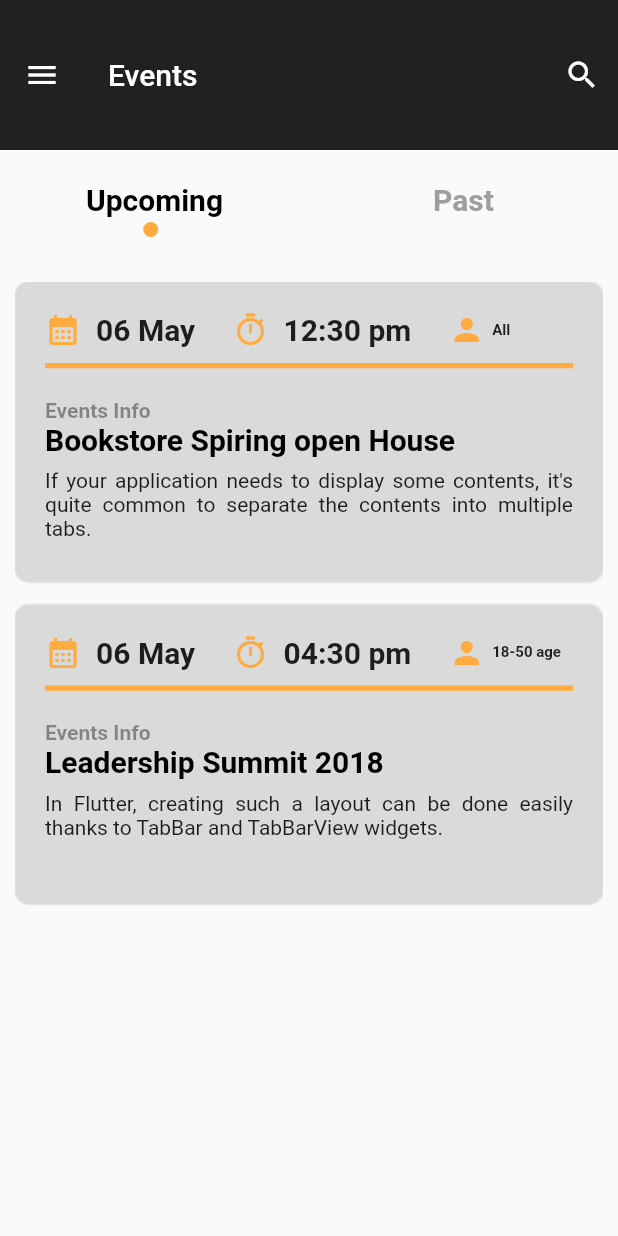
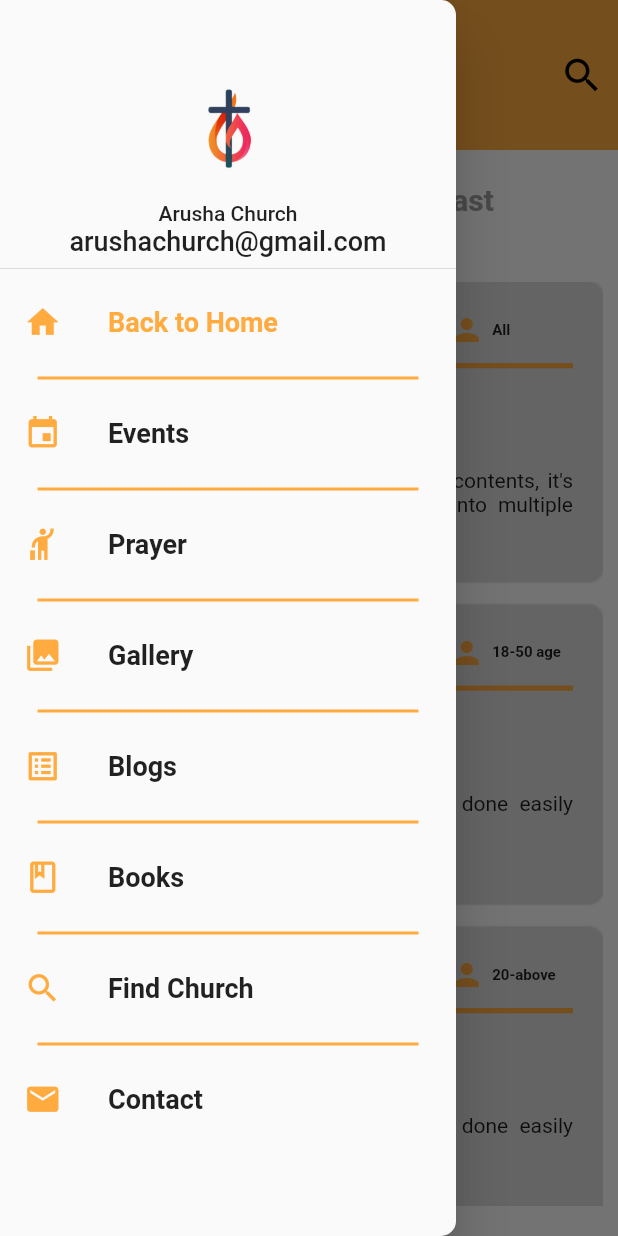
Before and after one commit to MinjaBaraka/churchApp, a Flutter app: the EventsScreen screen opened directly, with the side drawer open (before the commit the screen has no drawer), on a phone screen of 412 x 824 dp. Run offline on Flutter 3.47's test engine with Material 2 defaults, Android fonts, the phone set to English and light mode, and no system bars; our stand-ins replace gap.

```diff
--- a/church/lib/pages/events_screen.dart
+++ b/church/lib/pages/events_screen.dart
@@ -3,7 +3,8 @@
 import 'package:flutter/material.dart';
 import 'package:gap/gap.dart';
 
-import '../widget/divider_container.dart';
+import '../widget/drawer_list_page.dart';
+import '../widget/tab_indicator_with_painter.dart';
 import '../widget/upcoming_events.dart';
 
 class EventsScreen extends StatefulWidget {
@@ -20,21 +21,26 @@ class _EventsScreenState extends State<EventsScreen>
     TabController tabController = TabController(length: 2, vsync: this);
     return SafeArea(
       child: Scaffold(
+        drawer: const DrawerListPages(),
         appBar: AppBar(
-          backgroundColor: Colors.black87,
-          leading: IconButton(
-            onPressed: () {},
-            icon: const Icon(
-              Icons.menu,
+          backgroundColor: Colors.orangeAccent,
+          toolbarHeight: 100,
+          elevation: 0.0,
+          title: const Text(
+            "Events",
+            style: TextStyle(
+              color: Colors.black,
+              fontSize: 25,
             ),
           ),
-          toolbarHeight: 100,
-          elevation: 0.0,
-          title: const Text("Events"),
           actions: [
             IconButton(
               onPressed: () {},
-              icon: const Icon(Icons.search),
+              icon: const Icon(
+                Icons.search,
+                color: Colors.black,
+                size: 30,
+              ),
             ),
           ],
         ),
@@ -66,10 +72,11 @@ class _EventsScreenState extends State<EventsScreen>
                 padding:
                     const EdgeInsets.symmetric(horizontal: 10, vertical: 20),
                 child: TabBarView(
+                  physics: const NeverScrollableScrollPhysics(),
                   controller: tabController,
-                  children: const [
-                    Column(
-                      children: [
+                  children: [
+                    ListView(
+                      children: const [
                         UpcomingEvents(
                           dateEvents: "06 May",
                           timeEvents: "12:30 pm",
@@ -80,16 +87,25 @@ class _EventsScreenState extends State<EventsScreen>
                         ),
                         Gap(15),
                         UpcomingEvents(
-                          dateEvents: "06 May",
+                          dateEvents: "09 May",
                           timeEvents: "04:30 pm",
                           agedEvents: "18-50 age",
                           lgHeaderInfoEvents: "Leadership Summit 2018",
                           paragraphInfoEvents:
                               "In Flutter, creating such a layout can be done easily thanks to TabBar and TabBarView widgets.",
                         ),
+                        Gap(15),
+                        UpcomingEvents(
+                          dateEvents: "10 May",
+                          timeEvents: "10:00 pm",
+                          agedEvents: "20-above",
+                          lgHeaderInfoEvents: "Parents Guide for great life",
+                          paragraphInfoEvents:
+                              "In Flutter, creating such a layout can be done easily thanks to TabBar and TabBarView widgets.",
+                        ),
                       ],
                     ),
-                    Text("Baraka"),
+                    const Text("Baraka"),
                   ],
                 ),
               ),
@@ -100,30 +116,3 @@ class _EventsScreenState extends State<EventsScreen>
     );
   }
 }
-
-class CircleTabIndicator extends Decoration {
-  final Color color;
-  double radius;
-  CircleTabIndicator({required this.color, required this.radius});
-  @override
-  BoxPainter createBoxPainter([VoidCallback? onChanged]) {
-    return _CirclePainter(color: color, radius: radius);
-  }
-}
-
-class _CirclePainter extends BoxPainter {
-  final Color color;
-  double radius;
-  _CirclePainter({required this.color, required this.radius});
-  @override
-  void paint(Canvas canvas, Offset offset, ImageConfiguration configuration) {
-    Paint paint = Paint();
-    paint.color = color;
-    paint.isAntiAlias = true;
-
-    final Offset circleOffset = Offset(
-        configuration.size!.width / 2 - radius / 2,
-        configuration.size!.height - radius);
-    canvas.drawCircle(offset + circleOffset, radius, paint);
-  }
-}
--- a/church/lib/widget/divider_container.dart
+++ b/church/lib/widget/divider_container.dart
@@ -2,20 +2,21 @@ import 'package:flutter/material.dart';
 
 class DividerContainer extends StatelessWidget {
   final double height;
+  final double? width;
   final Color? color;
   final Widget? child;
   const DividerContainer({
     super.key,
     required this.height,
     this.color,
-    this.child,
+    this.child, this.width,
   });
 
   @override
   Widget build(BuildContext context) {
     return Container(
       height: height,
-      width: double.infinity,
+      width: width,
       decoration: BoxDecoration(
         color: color,
       ),
--- /dev/null
+++ b/church/lib/widget/drawer_list_page.dart
@@ -0,0 +1,145 @@
+import 'package:church/pages/events_screen.dart';
+import 'package:church/pages/welcome_page.dart';
+import 'package:flutter/material.dart';
+import 'package:gap/gap.dart';
+
+import '../pages/blogs_page.dart';
+import 'drawer_terms_diver.dart';
+
+class DrawerListPages extends StatelessWidget {
+  const DrawerListPages({
+    super.key,
+  });
+
+  @override
+  Widget build(BuildContext context) {
+    return Drawer(
+      shape: const RoundedRectangleBorder(
+        borderRadius: BorderRadius.only(
+          topRight: Radius.circular(10),
+          bottomRight: Radius.circular(10),
+        ),
+      ),
+      child: Padding(
+        padding: const EdgeInsets.symmetric(vertical: 18),
+        child: ListView(
+          padding: const EdgeInsets.all(0),
+          children: [
+            DrawerHeader(
+              child: Column(
+                mainAxisAlignment: MainAxisAlignment.center,
+                children: [
+                  Material(
+                    child: Image.asset(
+                      "assets/splash/1.png",
+                      height: 100,
+                      width: 100,
+                      fit: BoxFit.cover,
+                    ),
+                  ),
+                  const Row(
+                    mainAxisAlignment: MainAxisAlignment.center,
+                    children: [
+                      Column(
+                        children: [
+                          Text(
+                            "Arusha Church",
+                            style: TextStyle(fontSize: 14),
+                          ),
+                          Text(
+                            "arushachurch@gmail.com",
+                            style: TextStyle(fontSize: 18),
+                          )
+                        ],
+                      )
+                    ],
+                  )
+                ],
+              ),
+            ),
+            DrawerListTerms(
+              drawerText: "Back to Home",
+              colorText: Colors.orangeAccent,
+              icon: Icons.home,
+              onTap: () {
+                Navigator.push(
+                    context,
+                    MaterialPageRoute(
+                      builder: (context) => const WelcomePage(),
+                    ));
+              },
+            ),
+            const Gap(8),
+            const ContainerDividerWithPadding(),
+            const Gap(8),
+            DrawerListTerms(
+              drawerText: "Events",
+              icon: Icons.event,
+              onTap: () {
+                Navigator.push(
+                    context,
+                    MaterialPageRoute(
+                      builder: (context) => const EventsScreen(),
+                    ));
+              },
+            ),
+            const Gap(8),
+            const ContainerDividerWithPadding(),
+            const Gap(8),
+            DrawerListTerms(
+              drawerText: "Prayer",
+              icon: Icons.hail_outlined,
+              onTap: () {},
+            ),
+            const Gap(8),
+            const ContainerDividerWithPadding(),
+            const Gap(8),
+            DrawerListTerms(
+              drawerText: "Gallery",
+              icon: Icons.collections,
+              onTap: () {},
+            ),
+            const Gap(8),
+            const ContainerDividerWithPadding(),
+            const Gap(8),
+            DrawerListTerms(
+              drawerText: "Blogs",
+              icon: Icons.list_alt,
+              onTap: () {
+                Navigator.push(
+                    context,
+                    MaterialPageRoute(
+                      builder: (context) => const BlogsPage(),
+                    ));
+              },
+            ),
+            const Gap(8),
+            const ContainerDividerWithPadding(),
+            const Gap(8),
+            DrawerListTerms(
+              drawerText: "Books",
+              icon: Icons.book_outlined,
+              onTap: () {},
+            ),
+            const Gap(8),
+            const ContainerDividerWithPadding(),
+            const Gap(8),
+            DrawerListTerms(
+              drawerText: "Find Church",
+              icon: Icons.search,
+              onTap: () {},
+            ),
+            const Gap(8),
+            const ContainerDividerWithPadding(),
+            const Gap(8),
+            DrawerListTerms(
+              drawerText: "Contact",
+              icon: Icons.email,
+              onTap: () {},
+            ),
+          ],
+        ),
+      ),
+    );
+  }
+}
--- /dev/null
+++ b/church/lib/widget/drawer_terms_diver.dart
@@ -0,0 +1,58 @@
+import 'package:flutter/material.dart';
+
+import 'divider_container.dart';
+
+class ContainerDividerWithPadding extends StatelessWidget {
+  const ContainerDividerWithPadding({
+    super.key,
+  });
+
+  @override
+  Widget build(BuildContext context) {
+    return const Padding(
+      padding: EdgeInsets.symmetric(horizontal: 25),
+      child: DividerContainer(
+        height: 2,
+        color: Colors.orangeAccent,
+        width: double.infinity,
+      ),
+    );
+  }
+}
+
+class DrawerListTerms extends StatelessWidget {
+  final VoidCallback onTap;
+  final IconData icon;
+  final Color? colorText;
+  final String drawerText;
+  const DrawerListTerms({
+    super.key,
+    required this.drawerText,
+    required this.onTap,
+    required this.icon,
+    this.colorText,
+  });
+
+  @override
+  Widget build(BuildContext context) {
+    return InkWell(
+      splashColor: Colors.orangeAccent,
+      onTap: onTap,
+      child: ListTile(
+        leading: Icon(
+          icon,
+          color: Colors.orangeAccent,
+          size: 25,
+        ),
+        title: Text(
+          drawerText,
+          style: TextStyle(
+            color: colorText,
+            fontSize: 18,
+            fontWeight: FontWeight.bold,
+          ),
+        ),
+      ),
+    );
+  }
+}
--- /dev/null
+++ b/church/lib/widget/tab_indicator_with_painter.dart
@@ -0,0 +1,29 @@
+import 'package:flutter/material.dart';
+
+// ignore: must_be_immutable
+class CircleTabIndicator extends Decoration {
+  final Color color;
+  double radius;
+  CircleTabIndicator({required this.color, required this.radius});
+  @override
+  BoxPainter createBoxPainter([VoidCallback? onChanged]) {
+    return _CirclePainter(color: color, radius: radius);
+  }
+}
+
+class _CirclePainter extends BoxPainter {
+  final Color color;
+  double radius;
+  _CirclePainter({required this.color, required this.radius});
+  @override
+  void paint(Canvas canvas, Offset offset, ImageConfiguration configuration) {
+    Paint paint = Paint();
+    paint.color = color;
+    paint.isAntiAlias = true;
+
+    final Offset circleOffset = Offset(
+        configuration.size!.width / 2 - radius / 2,
+        configuration.size!.height - radius);
+    canvas.drawCircle(offset + circleOffset, radius, paint);
+  }
+}
--- a/church/lib/widget/upcoming_events.dart
+++ b/church/lib/widget/upcoming_events.dart
@@ -36,8 +36,6 @@ class UpcomingEvents extends StatelessWidget {
       child: Padding(
         padding: const EdgeInsets.symmetric(horizontal: 20, vertical: 20),
         child: Column(
-          children: [
-            Column(
           children: [
             Row(
               children: [
@@ -120,8 +118,6 @@ class UpcomingEvents extends StatelessWidget {
             )
           ],
         ),
-          ],
-        ),
       ),
     );
   }
--- a/church/pubspec.yaml
+++ b/church/pubspec.yaml
@@ -60,7 +60,7 @@ flutter:
   # To add assets to your application, add an assets section, like this:
   assets:
     - assets/splash/
-  #   - images/a_dot_ham.jpeg
+    - assets/blogs/
 
   # An image asset can refer to one or more resolution-specific "variants", see
   # https://flutter.dev/assets-and-images/#resolution-aware
```
Also changed, not shown: church/lib/pages/blogs_page.dart (added, +86 -0 lines), church/lib/pages/welcome_page.dart (+18 -11 lines), church/lib/widget/blogs_widget.dart (added, +115 -0 lines), church/lib/widget/grid_list_view.dart (+6 -1 lines), church/assets/blogs/1.jpg (added), church/assets/blogs/2.jpg (added), church/assets/blogs/3.jpg (added), church/assets/blogs/4.jpg (added), church/pubspec.lock. Lines whose indentation alone changed are shown as unchanged.
